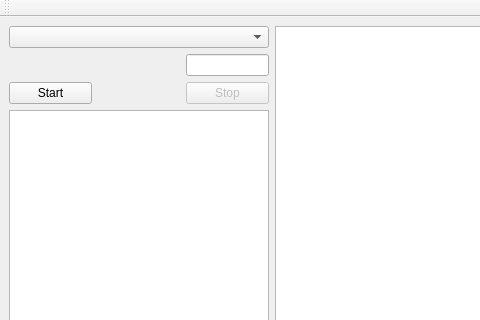
noboblox/vrtu, file app/mainwindow.ui: the form before one commit; both pictures show x 0 to 480 and y 0 to 320 of the 1322 by 600 pixel window.
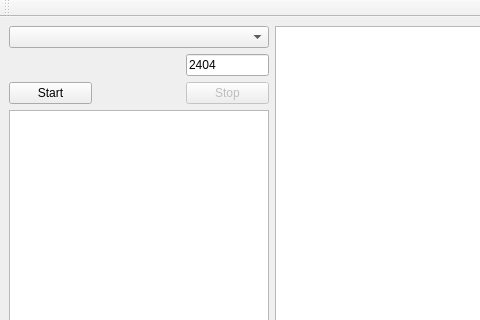
The form after the commit. Icons and pictures are not drawn.

Commit message: basic layout and first click event

```diff
--- a/app/mainwindow.ui
+++ b/app/mainwindow.ui
@@ -54,7 +54,11 @@
        <widget class="QComboBox" name="comboBox"/>
       </item>
       <item row="1" column="2">
-       <widget class="QLineEdit" name="lineEdit"/>
+       <widget class="QLineEdit" name="editPort">
+        <property name="text">
+         <string>2404</string>
+        </property>
+       </widget>
       </item>
       <item row="2" column="0">
        <widget class="QPushButton" name="btStart">
```
Left out of the diff: 49 changed lines with no effect on the pictures. The commit also changes 2 other files.
